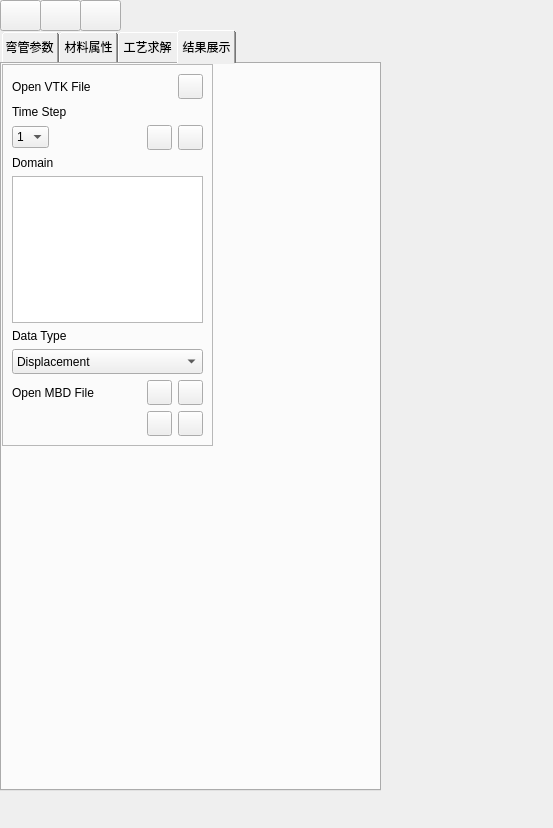
First picture: the form in FENGSim/Elbows/ElbowsDockWidget.ui, repository OpenDigitalTwin-Dev/FENGSimUI, before the edit.
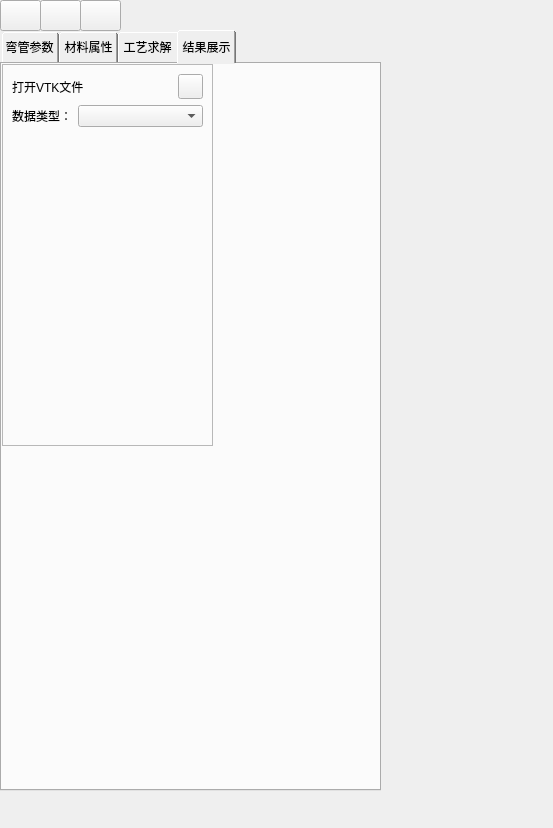
Second picture: the form after the edit. The open tabs and pages were chosen to show the change. Icons and pictures are not drawn.

The edit to the form file:
```diff
--- a/FENGSim/Elbows/ElbowsDockWidget.ui
+++ b/FENGSim/Elbows/ElbowsDockWidget.ui
@@ -1176,7 +1176,7 @@
            </font>
           </property>
           <property name="text">
-           <string>Open VTK File</string>
+           <string>打开VTK文件</string>
           </property>
          </widget>
         </item>
@@ -1219,33 +1219,19 @@
        </layout>
       </item>
       <item>
-       <widget class="QLabel" name="label_28">
-        <property name="maximumSize">
-         <size>
-          <width>16777215</width>
-          <height>15</height>
-         </size>
-        </property>
-        <property name="font">
-         <font>
-          <pointsize>9</pointsize>
-         </font>
-        </property>
-        <property name="text">
-         <string>Time Step</string>
-        </property>
-       </widget>
-      </item>
-      <item>
-       <layout class="QHBoxLayout" name="horizontalLayout_2">
-        <property name="spacing">
-         <number>6</number>
-        </property>
-        <item>
-         <widget class="QComboBox" name="comboBox_2">
+       <layout class="QFormLayout" name="formLayout_4">
+        <item row="0" column="0">
+         <widget class="QLabel" name="label_28">
+          <property name="text">
+           <string>数据类型：</string>
+          </property>
+         </widget>
+        </item>
+        <item row="0" column="1">
+         <widget class="QComboBox" name="comboBox_dataType">
           <item>
            <property name="text">
-            <string>1</string>
+            <string/>
            </property>
           </item>
           <item>
@@ -1268,325 +1254,11 @@
             <string>5</string>
            </property>
           </item>
-         </widget>
-        </item>
-        <item>
-         <spacer name="horizontalSpacer_3">
-          <property name="orientation">
-           <enum>Qt::Horizontal</enum>
-          </property>
-          <property name="sizeHint" stdset="0">
-           <size>
-            <width>40</width>
-            <height>20</height>
-           </size>
-          </property>
-         </spacer>
-        </item>
-        <item>
-         <widget class="QPushButton" name="pushButton_4">
-          <property name="minimumSize">
-           <size>
-            <width>25</width>
-            <height>25</height>
-           </size>
-          </property>
-          <property name="maximumSize">
-           <size>
-            <width>25</width>
-            <height>25</height>
-           </size>
-          </property>
-          <property name="text">
-           <string/>
-          </property>
-          <property name="icon">
-           <iconset resource="../FEMWindow.qrc">
-            <normaloff>:/fem_wind/figure/fem_wind/fem_movie (copy).png</normaloff>:/fem_wind/figure/fem_wind/fem_movie (copy).png</iconset>
-          </property>
-         </widget>
-        </item>
-        <item>
-         <widget class="QPushButton" name="pushButton_3">
-          <property name="minimumSize">
-           <size>
-            <width>25</width>
-            <height>25</height>
-           </size>
-          </property>
-          <property name="maximumSize">
-           <size>
-            <width>25</width>
-            <height>25</height>
-           </size>
-          </property>
-          <property name="text">
-           <string/>
-          </property>
-          <property name="icon">
-           <iconset resource="../FEMWindow.qrc">
-            <normaloff>:/fem_wind/figure/fem_wind/fem_movie.png</normaloff>:/fem_wind/figure/fem_wind/fem_movie.png</iconset>
-          </property>
-         </widget>
-        </item>
-       </layout>
-      </item>
-      <item>
-       <widget class="QLabel" name="label_29">
-        <property name="maximumSize">
-         <size>
-          <width>16777215</width>
-          <height>15</height>
-         </size>
-        </property>
-        <property name="font">
-         <font>
-          <pointsize>9</pointsize>
-         </font>
-        </property>
-        <property name="text">
-         <string>Domain</string>
-        </property>
-       </widget>
-      </item>
-      <item>
-       <widget class="QTableWidget" name="tableWidget"/>
-      </item>
-      <item>
-       <widget class="QLabel" name="label_30">
-        <property name="maximumSize">
-         <size>
-          <width>16777215</width>
-          <height>15</height>
-         </size>
-        </property>
-        <property name="font">
-         <font>
-          <pointsize>9</pointsize>
-         </font>
-        </property>
-        <property name="text">
-         <string>Data Type </string>
-        </property>
-       </widget>
-      </item>
-      <item>
-       <widget class="QComboBox" name="comboBox">
-        <property name="minimumSize">
-         <size>
-          <width>80</width>
-          <height>25</height>
-         </size>
-        </property>
-        <property name="font">
-         <font>
-          <pointsize>9</pointsize>
-         </font>
-        </property>
-        <item>
-         <property name="text">
-          <string>Displacement</string>
-         </property>
-        </item>
-        <item>
-         <property name="text">
-          <string>Strain11</string>
-         </property>
-        </item>
-        <item>
-         <property name="text">
-          <string>Strain12</string>
-         </property>
-        </item>
-        <item>
-         <property name="text">
-          <string>Strain13</string>
-         </property>
-        </item>
-        <item>
-         <property name="text">
-          <string>Strain22</string>
-         </property>
-        </item>
-        <item>
-         <property name="text">
-          <string>Strain23</string>
-         </property>
-        </item>
-        <item>
-         <property name="text">
-          <string>Strain33</string>
-         </property>
-        </item>
-        <item>
-         <property name="text">
-          <string>Stress11</string>
-         </property>
-        </item>
-        <item>
-         <property name="text">
-          <string>Stress12</string>
-         </property>
-        </item>
-        <item>
-         <property name="text">
-          <string>Stress13</string>
-         </property>
-        </item>
-        <item>
-         <property name="text">
-          <string>Stress22</string>
-         </property>
-        </item>
-        <item>
-         <property name="text">
-          <string>Stress23</string>
-         </property>
-        </item>
-        <item>
-         <property name="text">
-          <string>Stress33</string>
-         </property>
-        </item>
-       </widget>
-      </item>
-      <item>
-       <layout class="QHBoxLayout" name="horizontalLayout_4">
-        <item>
-         <widget class="QLabel" name="label_31">
-          <property name="font">
-           <font>
-            <pointsize>9</pointsize>
-           </font>
-          </property>
-          <property name="text">
-           <string>Open MBD File</string>
-          </property>
-         </widget>
-        </item>
-        <item>
-         <spacer name="horizontalSpacer_4">
-          <property name="orientation">
-           <enum>Qt::Horizontal</enum>
-          </property>
-          <property name="sizeHint" stdset="0">
-           <size>
-            <width>40</width>
-            <height>20</height>
-           </size>
-          </property>
-         </spacer>
-        </item>
-        <item>
-         <widget class="QPushButton" name="pushButton_7">
-          <property name="minimumSize">
-           <size>
-            <width>25</width>
-            <height>25</height>
-           </size>
-          </property>
-          <property name="maximumSize">
-           <size>
-            <width>25</width>
-            <height>25</height>
-           </size>
-          </property>
-          <property name="text">
-           <string/>
-          </property>
-          <property name="icon">
-           <iconset resource="../MainWindow.qrc">
-            <normaloff>:/main_wind/figure/main_wind/open.png</normaloff>:/main_wind/figure/main_wind/open.png</iconset>
-          </property>
-         </widget>
-        </item>
-        <item>
-         <widget class="QPushButton" name="pushButton_6">
-          <property name="minimumSize">
-           <size>
-            <width>25</width>
-            <height>25</height>
-           </size>
-          </property>
-          <property name="maximumSize">
-           <size>
-            <width>25</width>
-            <height>25</height>
-           </size>
-          </property>
-          <property name="text">
-           <string/>
-          </property>
-          <property name="icon">
-           <iconset resource="../CADWindow.qrc">
-            <normaloff>:/cad_wind/figure/cad_wind/ok.png</normaloff>:/cad_wind/figure/cad_wind/ok.png</iconset>
-          </property>
-         </widget>
-        </item>
-       </layout>
-      </item>
-      <item>
-       <layout class="QHBoxLayout" name="horizontalLayout_3">
-        <property name="spacing">
-         <number>6</number>
-        </property>
-        <item>
-         <spacer name="horizontalSpacer_2">
-          <property name="orientation">
-           <enum>Qt::Horizontal</enum>
-          </property>
-          <property name="sizeHint" stdset="0">
-           <size>
-            <width>40</width>
-            <height>20</height>
-           </size>
-          </property>
-         </spacer>
-        </item>
-        <item>
-         <widget class="QPushButton" name="pushButton">
-          <property name="minimumSize">
-           <size>
-            <width>25</width>
-            <height>25</height>
-           </size>
-          </property>
-          <property name="maximumSize">
-           <size>
-            <width>25</width>
-            <height>25</height>
-           </size>
-          </property>
-          <property name="text">
-           <string/>
-          </property>
-          <property name="icon">
-           <iconset resource="../CADWindow.qrc">
-            <normaloff>:/cad_wind/figure/cad_wind/ok.png</normaloff>:/cad_wind/figure/cad_wind/ok.png</iconset>
-          </property>
-         </widget>
-        </item>
-        <item>
-         <widget class="QPushButton" name="pushButton_5">
-          <property name="minimumSize">
-           <size>
-            <width>25</width>
-            <height>25</height>
-           </size>
-          </property>
-          <property name="maximumSize">
-           <size>
-            <width>25</width>
-            <height>25</height>
-           </size>
-          </property>
-          <property name="text">
-           <string/>
-          </property>
-          <property name="icon">
-           <iconset resource="../FEMWindow.qrc">
-            <normaloff>:/fem_wind/figure/fem_wind/printer.png</normaloff>:/fem_wind/figure/fem_wind/printer.png</iconset>
-          </property>
+          <item>
+           <property name="text">
+            <string>U</string>
+           </property>
+          </item>
          </widget>
         </item>
        </layout>
```
Left out of the diff: 14 changed lines with no effect on the pictures.
